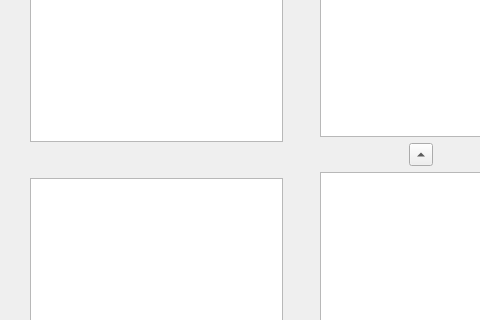
First picture: the form in controlwindow.ui, repository AlexjHeat/MusicTriviaPy, before the edit; both pictures show x 0 to 480 and y 129 to 449 of the 1004 by 600 pixel window.
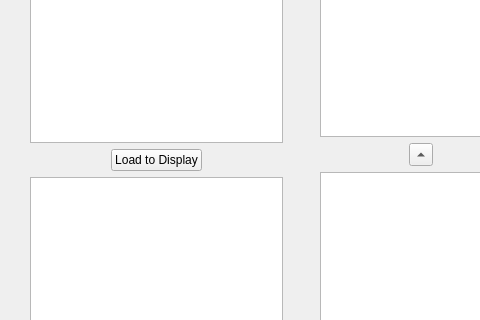
Second picture: the form after the edit.

Commit message:
added setDisplayCategory function
Control Window can call Display Window to load category info on its side, giving it the whole category object.
Can specify whether to load default category, or to load active category.
Pushbutton in control window connects and loads active category

Patch:
```diff
--- a/controlwindow.ui
+++ b/controlwindow.ui
@@ -28,17 +28,41 @@
       <widget class="QListView" name="categoriesListView"/>
      </item>
      <item>
-      <spacer name="verticalSpacer">
+      <layout class="QHBoxLayout" name="horizontalLayout_10">
+       <item>
+        <spacer name="horizontalSpacer_11">
        <property name="orientation">
-        <enum>Qt::Vertical</enum>
+          <enum>Qt::Horizontal</enum>
        </property>
        <property name="sizeHint" stdset="0">
         <size>
-         <width>20</width>
-         <height>18</height>
+           <width>40</width>
+           <height>20</height>
         </size>
        </property>
       </spacer>
+       </item>
+       <item>
+        <widget class="QPushButton" name="categoryLoadButton">
+         <property name="text">
+          <string>Load to Display</string>
+         </property>
+        </widget>
+       </item>
+       <item>
+        <spacer name="horizontalSpacer_10">
+         <property name="orientation">
+          <enum>Qt::Horizontal</enum>
+         </property>
+         <property name="sizeHint" stdset="0">
+          <size>
+           <width>40</width>
+           <height>20</height>
+          </size>
+         </property>
+        </spacer>
+       </item>
+      </layout>
      </item>
      <item>
       <widget class="QTextEdit" name="categoryDescriptionEdit">
```
Lines whose indentation alone changed are shown as unchanged. The commit also changes 7 other files.
